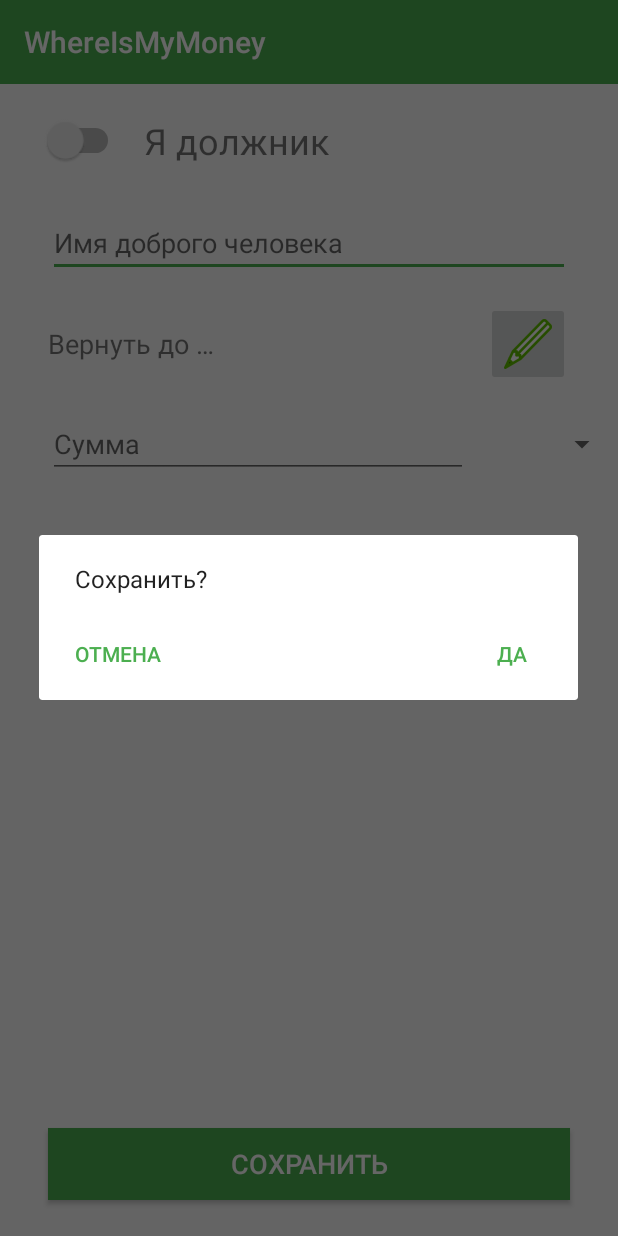
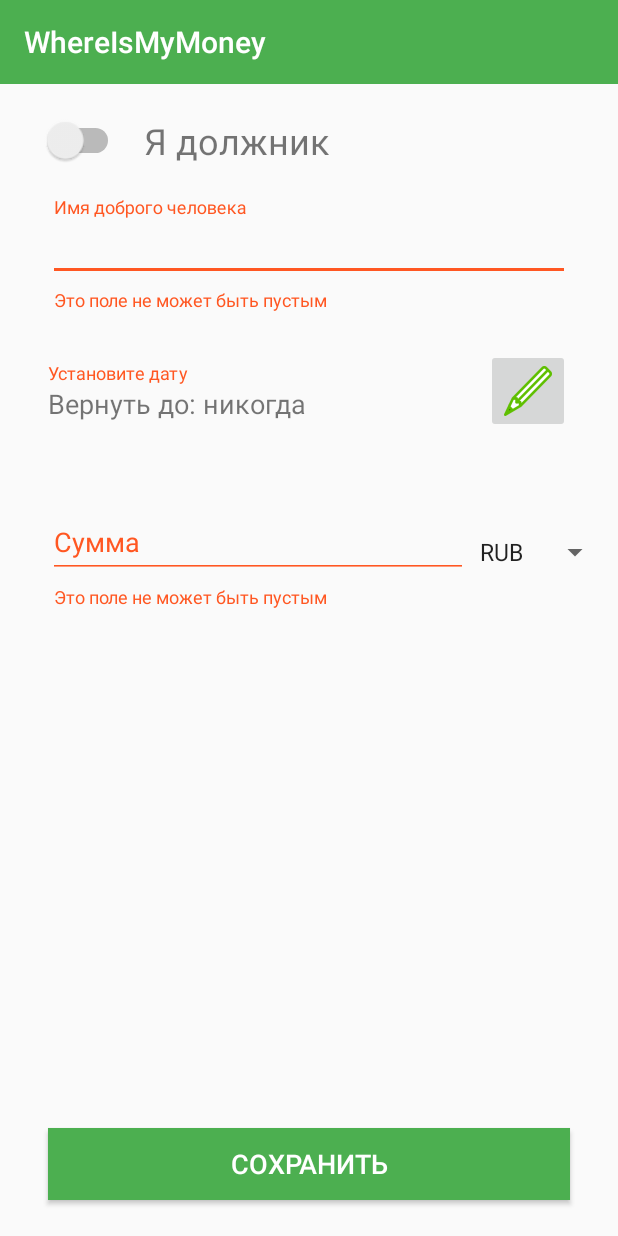
Before and after one commit to somnoynadno/WhereIsMyMoney, an Android app: the NewDebtActivity screen opened directly, with no data from a screen before it, after a tap on "СОХРАНИТЬ", on a phone screen of 412 x 824 dp. Run offline under Robolectric (Android 15) with nearby library versions, the phone set to English and light mode, and no system bars.

Commit message:
Input validations

```diff
--- a/app/src/main/java/com/example/whereismymoney/NewDebtActivity.kt
+++ b/app/src/main/java/com/example/whereismymoney/NewDebtActivity.kt
@@ -13,11 +13,6 @@ import android.widget.Toast
 import androidx.appcompat.app.AlertDialog
 import java.util.*
 import java.text.SimpleDateFormat
-import android.widget.CompoundButton
-import androidx.core.app.ComponentActivity
-import androidx.core.app.ComponentActivity.ExtraData
-import androidx.core.content.ContextCompat.getSystemService
-import android.icu.lang.UCharacter.GraphemeClusterBreak.T
 
 
 class NewDebtActivity : AppCompatActivity() {
@@ -48,7 +43,7 @@ class NewDebtActivity : AppCompatActivity() {
         }
 
         saveButton.setOnClickListener {
-            alertSaveDialog()
+            if (!checkFields()) alertSaveDialog()
         }
 
         debtTypeSwitch.setOnCheckedChangeListener { _, _ ->
@@ -56,6 +51,27 @@ class NewDebtActivity : AppCompatActivity() {
         }
     }
 
+    // return true if error in validation
+    private fun checkFields():Boolean {
+        var error = false
+
+        if (nameInput.text!!.length.equals(0)) {
+            nameInputLayout.error = getString(R.string.name_layout_error)
+            error = true
+        } else nameInputLayout.error = null
+
+        if (sumText.text!!.length.equals(0)) {
+            amountInputLayout.error = getString(R.string.amount_layout_error)
+            error = true
+        } else amountInputLayout.error = null
+
+        if (date == null) {
+            dateInputLayout.error = getString(R.string.date_layout_error)
+            error = true
+        } else dateInputLayout.error = null
+
+        return error
+    }
 
     private fun alertSaveDialog() {
         val builder = AlertDialog.Builder(this@NewDebtActivity)
--- a/app/src/main/res/layout/new_debt_layout.xml
+++ b/app/src/main/res/layout/new_debt_layout.xml
@@ -38,17 +38,25 @@
         app:layout_constraintStart_toEndOf="@+id/debtTypeSwitch"
         app:layout_constraintTop_toTopOf="@+id/debtTypeSwitch" />
 
-    <com.google.android.material.textfield.TextInputEditText
-        android:id="@+id/nameInput"
-        android:layout_width="match_parent"
+    <com.google.android.material.textfield.TextInputLayout
+        android:id="@+id/nameInputLayout"
+        android:layout_width="0dp"
         android:layout_height="wrap_content"
         android:layout_marginStart="32dp"
-        android:layout_marginTop="32dp"
+        android:layout_marginTop="24dp"
         android:layout_marginEnd="32dp"
-        android:hint="@string/name_input_hint"
         app:layout_constraintEnd_toEndOf="parent"
         app:layout_constraintStart_toStartOf="parent"
-        app:layout_constraintTop_toBottomOf="@+id/debtTypeSwitch" />
+        app:layout_constraintTop_toBottomOf="@+id/debtTypeSwitch"
+        app:errorEnabled="true" >
+
+        <com.google.android.material.textfield.TextInputEditText
+            android:id="@+id/nameInput"
+            android:layout_width="match_parent"
+            android:layout_height="wrap_content"
+            android:hint="@string/name_input_hint" />
+
+    </com.google.android.material.textfield.TextInputLayout>
 
     <ImageButton
         android:id="@+id/datePickerButton"
@@ -57,35 +65,60 @@
         android:layout_marginEnd="32dp"
         android:contentDescription="@string/date_text"
         android:scaleType="centerInside"
-        app:layout_constraintBottom_toBottomOf="@+id/dateText"
+        app:layout_constraintBottom_toBottomOf="@+id/dateInputLayout"
         app:layout_constraintEnd_toEndOf="parent"
-        app:layout_constraintTop_toTopOf="@+id/dateText"
-        app:layout_constraintVertical_bias="0.494"
+        app:layout_constraintTop_toTopOf="@+id/dateInputLayout"
+        app:layout_constraintVertical_bias="0.5"
         app:srcCompat="@drawable/pencil" />
 
-    <TextView
-        android:id="@+id/dateText"
-        android:layout_width="wrap_content"
+    <com.google.android.material.textfield.TextInputLayout
+        android:id="@+id/dateInputLayout"
+        android:layout_width="0dp"
         android:layout_height="wrap_content"
         android:layout_marginStart="32dp"
         android:layout_marginTop="32dp"
-        android:text="@string/date_text"
-        android:textSize="18sp"
         app:layout_constraintStart_toStartOf="parent"
-        app:layout_constraintTop_toBottomOf="@+id/nameInput" />
+        app:layout_constraintTop_toBottomOf="@+id/nameInputLayout"
+        app:errorEnabled="true" >
+
+        <TextView
+            android:id="@+id/dateText"
+            android:layout_width="match_parent"
+            android:layout_height="wrap_content"
+            android:text="@string/date_text"
+            android:textSize="18sp" />
+
+    </com.google.android.material.textfield.TextInputLayout>
 
 
-    <com.google.android.material.textfield.TextInputEditText
-        android:id="@+id/sumText"
-        android:inputType="number"
+    <com.google.android.material.textfield.TextInputLayout
+        android:id="@+id/amountInputLayout"
         android:layout_width="match_parent"
         android:layout_height="wrap_content"
         android:layout_marginStart="32dp"
-        android:layout_marginTop="32dp"
+        android:layout_marginTop="48dp"
         android:layout_marginEnd="100dp"
-        android:hint="@string/sum_input_hint"
-        app:layout_constraintStart_toStartOf="@+id/dateText"
-        app:layout_constraintTop_toBottomOf="@+id/dateText" />
+        app:layout_constraintEnd_toEndOf="parent"
+        app:layout_constraintStart_toStartOf="parent"
+        app:layout_constraintTop_toBottomOf="@+id/dateInputLayout"
+        app:errorEnabled="true" >
+
+        <com.google.android.material.textfield.TextInputEditText
+            android:id="@+id/sumText"
+            android:layout_width="match_parent"
+            android:layout_height="wrap_content"
+            android:inputType="number"
+            android:hint="@string/sum_input_hint" />
+
+    </com.google.android.material.textfield.TextInputLayout>
+
+    <Spinner
+        android:id="@+id/spinner"
+        android:layout_width="wrap_content"
+        android:layout_height="wrap_content"
+        app:layout_constraintBottom_toBottomOf="@+id/amountInputLayout"
+        app:layout_constraintStart_toEndOf="@+id/amountInputLayout"
+        app:layout_constraintTop_toTopOf="@+id/amountInputLayout" />
 
     <Button
         android:id="@+id/saveButton"
@@ -103,13 +136,5 @@
         app:layout_constraintEnd_toEndOf="parent"
         app:layout_constraintStart_toStartOf="parent" />
 
-    <Spinner
-        android:id="@+id/spinner"
-        android:layout_width="0dp"
-        android:layout_height="wrap_content"
-        app:layout_constraintBottom_toBottomOf="@+id/sumText"
-        app:layout_constraintEnd_toEndOf="parent"
-        app:layout_constraintStart_toEndOf="@+id/sumText"
-        app:layout_constraintTop_toTopOf="@+id/sumText" />
 
 </androidx.constraintlayout.widget.ConstraintLayout>
--- a/app/src/main/res/values/strings.xml
+++ b/app/src/main/res/values/strings.xml
@@ -3,12 +3,18 @@
     <string name="menu_today">Сегодня</string>
     <string name="menu_my_debts">Мои долги</string>
     <string name="menu_my_debtors">Кто-то должен мне</string>
+
     <string name="nav_header_desc">Да</string>
     <string name="nav_header_title">Заголовок</string>
     <string name="nav_header_subtitle">Подзаголовок</string>
+
     <string name="debt_type_switch">Я должник</string>
     <string name="name_input_hint">Имя доброго человека</string>
     <string name="sum_input_hint">Сумма</string>
-    <string name="date_text">Вернуть до …</string>
+    <string name="date_text">Вернуть до: никогда</string>
     <string name="save_text">Сохранить</string>
+
+    <string name="amount_layout_error">Это поле не может быть пустым</string>
+    <string name="name_layout_error">Это поле не может быть пустым</string>
+    <string name="date_layout_error">Установите дату</string>
 </resources>
```
